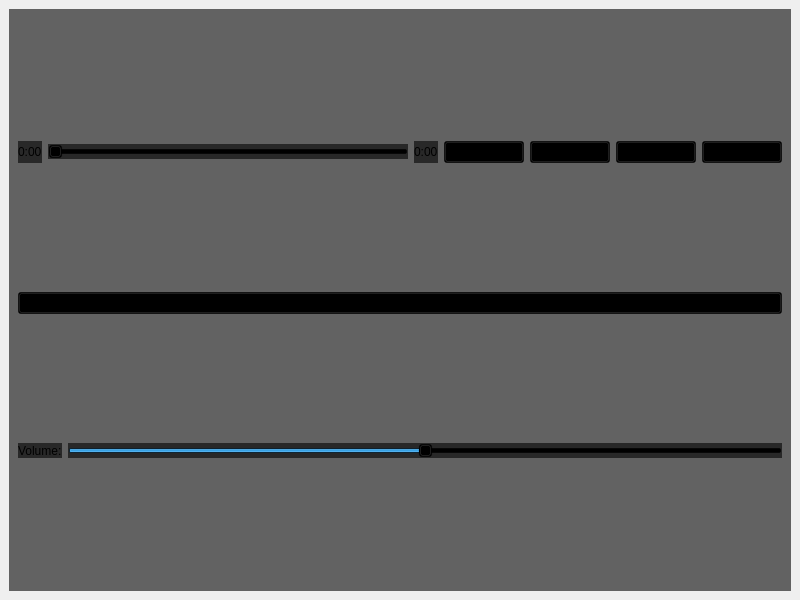
Above: mainwindow.ui from vegam05/kaplayer before the change. Below: the same form after it.
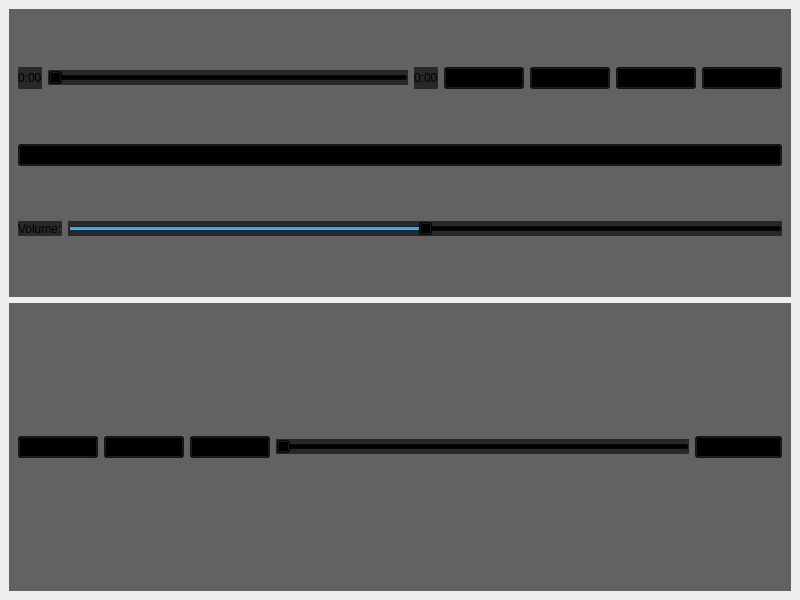
That is the form after the change.

Commit message: tried fixing the weird half screen fullscreen toolbar

```diff
--- a/mainwindow.ui
+++ b/mainwindow.ui
@@ -114,6 +114,54 @@
       </layout>
      </widget>
     </item>
+    <!-- Add fullscreenControlsOverlay here -->
+    <item>
+     <widget class="QWidget" name="fullscreenControlsOverlay">
+      <property name="styleSheet">
+       <string>background: rgba(0, 0, 0, 150);</string>
+      </property>
+      <property name="visible">
+       <bool>false</bool> <!-- Initially hidden -->
+      </property>
+      <layout class="QHBoxLayout" name="horizontalLayout">
+       <item>
+        <widget class="QPushButton" name="fsPlayButton">
+         <property name="text">
+          <string>Play</string>
+         </property>
+        </widget>
+       </item>
+       <item>
+        <widget class="QPushButton" name="fsPauseButton">
+         <property name="text">
+          <string>Pause</string>
+         </property>
+        </widget>
+       </item>
+       <item>
+        <widget class="QPushButton" name="fsStopButton">
+         <property name="text">
+          <string>Stop</string>
+         </property>
+        </widget>
+       </item>
+       <item>
+        <widget class="QSlider" name="fsPositionSlider">
+         <property name="orientation">
+          <enum>Qt::Horizontal</enum>
+         </property>
+        </widget>
+       </item>
+       <item>
+        <widget class="QPushButton" name="fsExitFullscreenButton">
+         <property name="text">
+          <string>Exit Fullscreen</string>
+         </property>
+        </widget>
+       </item>
+      </layout>
+     </widget>
+    </item>
    </layout>
   </widget>
  </widget>
```
The commit also changes 3 other files.
